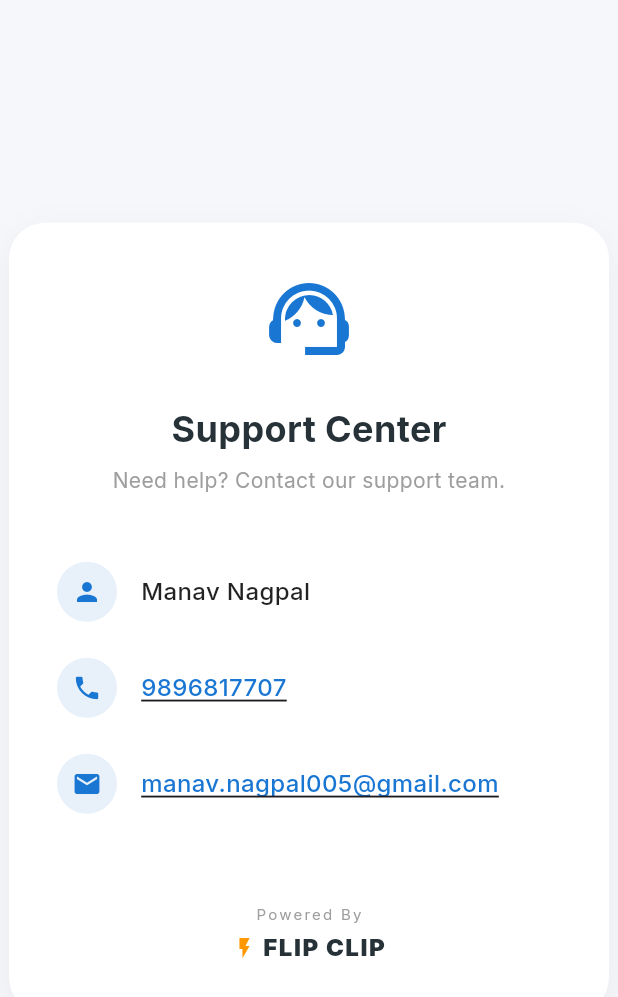
After one commit to manavnagpal08/ENTECH, a Flutter app: the SupportScreen screen opened directly, on a phone screen of 412 x 824 dp. The commit adds this screen. Shown: the top 997 px of the screen. Run offline on Flutter 3.47's test engine with Material 3 defaults, Android fonts, the phone set to English and light mode, and no system bars; our stand-ins replace cloud_firestore, file_picker, firebase_auth, firebase_core, google_fonts, pdf and 1 more; missing offline and left inert: excel; accounts and stored records are empty.

Commit message:
V6 Release: PDF Logo Fix, Support Page, Service Desk UI, Reminders 2.0

```diff
--- a/lib/features/amc/screens/amc_create_screen.dart
+++ b/lib/features/amc/screens/amc_create_screen.dart
@@ -2,7 +2,6 @@ import 'package:flutter/material.dart';
 import 'package:cloud_firestore/cloud_firestore.dart';
 import 'package:intl/intl.dart';
 import '../../../data/models/amc_model.dart';
-import '../../../core/constants/app_constants.dart';
 import '../../../core/theme/app_theme.dart';
 
 class AmcCreateScreen extends StatefulWidget {
--- a/lib/features/pre_sales/screens/pre_sales_list_screen.dart
+++ b/lib/features/pre_sales/screens/pre_sales_list_screen.dart
@@ -300,7 +300,7 @@ class _PreSalesListScreenState extends State<PreSalesListScreen> {
                       ],
                     ),
                     const SizedBox(height: 4),
-                    Text(query.productQueryDescription, maxLines: 2, overflow: TextOverflow.ellipsis,
+                    Text(query.productQueryDescription ?? '', maxLines: 2, overflow: TextOverflow.ellipsis,
                          style: TextStyle(color: Colors.grey.shade600, fontSize: 13)),
                     const SizedBox(height: 8),
                     Row(
--- /dev/null
+++ b/lib/features/settings/screens/support_screen.dart
@@ -0,0 +1,83 @@
+import 'package:flutter/material.dart';
+import '../../../core/theme/app_theme.dart';
+
+class SupportScreen extends StatelessWidget {
+  const SupportScreen({super.key});
+
+  @override
+  Widget build(BuildContext context) {
+    return Scaffold(
+      backgroundColor: AppColors.background,
+      body: Center(
+        child: Container(
+          constraints: const BoxConstraints(maxWidth: 400),
+          padding: const EdgeInsets.all(32),
+          decoration: BoxDecoration(
+            color: Colors.white,
+            borderRadius: BorderRadius.circular(24),
+            boxShadow: [
+              BoxShadow(color: Colors.black.withOpacity(0.05), blurRadius: 20, offset: const Offset(0, 8))
+            ]
+          ),
+          child: Column(
+            mainAxisSize: MainAxisSize.min,
+            children: [
+              const Icon(Icons.support_agent, size: 64, color: AppColors.primary),
+              const SizedBox(height: 24),
+              const Text("Support Center", style: TextStyle(fontSize: 24, fontWeight: FontWeight.bold)),
+              const SizedBox(height: 8),
+              const Text("Need help? Contact our support team.", textAlign: TextAlign.center, style: TextStyle(color: Colors.grey)),
+              const SizedBox(height: 32),
+
+              _buildContactItem(Icons.person, "Manav Nagpal"),
+              _buildContactItem(Icons.phone, "9896817707", isLink: true),
+              _buildContactItem(Icons.email, "manav.nagpal005@gmail.com", isLink: true),
+
+              const SizedBox(height: 48),
+
+              // Branding
+              Column(
+                children: [
+                  const Text("Powered By", style: TextStyle(fontSize: 10, color: Colors.grey, letterSpacing: 1.5)),
+                  const SizedBox(height: 4),
+                  Row(
+                    mainAxisAlignment: MainAxisAlignment.center,
+                    children: const [
+                       Icon(Icons.flash_on, size: 16, color: Colors.orange), // Placeholder for logo
+                       SizedBox(width: 4),
+                       Text("FLIP CLIP", style: TextStyle(fontWeight: FontWeight.w900, fontSize: 16, letterSpacing: 1)),
+                    ],
+                  )
+                ],
+              )
+            ],
+          ),
+        ),
+      ),
+    );
+  }
+
+  Widget _buildContactItem(IconData icon, String text, {bool isLink = false}) {
+    return Padding(
+      padding: const EdgeInsets.symmetric(vertical: 12),
+      child: Row(
+        children: [
+          Container(
+            padding: const EdgeInsets.all(10),
+            decoration: BoxDecoration(color: AppColors.primary.withOpacity(0.1), shape: BoxShape.circle),
+            child: Icon(icon, color: AppColors.primary, size: 20),
+          ),
+          const SizedBox(width: 16),
+          Expanded(
+            child: Text(text, style: TextStyle(
+              fontSize: 16,
+              fontWeight: FontWeight.w500,
+              color: isLink ? Colors.blue.shade700 : Colors.black87,
+              decoration: isLink ? TextDecoration.underline : null,
+            )),
+          ),
+        ],
+      ),
+    );
+  }
+}
```
Also changed, not shown: lib/features/dashboard/screens/web_dashboard.dart (+7 -0 lines), lib/features/service_desk/screens/service_ticket_form.dart (+8 -2 lines), lib/features/service_desk/screens/service_ticket_list_screen.dart (+100 -17 lines), 1 other file.
